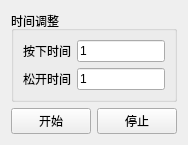
Before: the Qt Designer form ui/ui_main.ui in a78cat/ZXSJ-autofish, drawn with Qt 5.
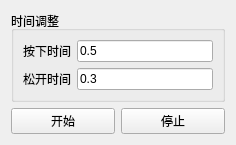
After: the same form once the commit is applied.

What changed in the file:
```diff
--- a/ui/ui_main.ui
+++ b/ui/ui_main.ui
@@ -6,7 +6,7 @@
    <rect>
     <x>0</x>
     <y>0</y>
-    <width>176</width>
+    <width>236</width>
     <height>136</height>
    </rect>
   </property>
@@ -32,7 +32,7 @@
         <item>
          <widget class="QLineEdit" name="lineEdit_presstime">
           <property name="text">
-           <string>1</string>
+           <string>0.5</string>
           </property>
          </widget>
         </item>
@@ -53,7 +53,7 @@
            <string/>
           </property>
           <property name="text">
-           <string>1</string>
+           <string>0.3</string>
           </property>
          </widget>
         </item>
```
